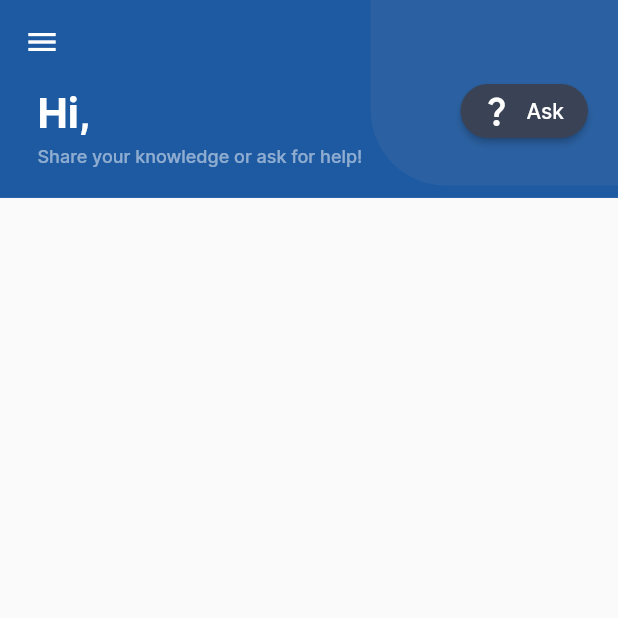
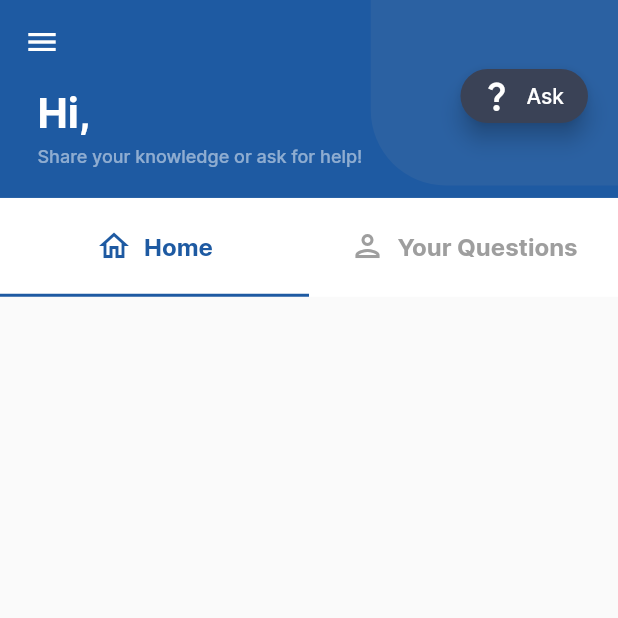
Before and after one commit to clarencekwl/scse-knowledge-hub, a Flutter app: the HomePage screen opened directly, in the side drawer, after a tap on "Ask", on a phone screen of 412 x 824 dp, the top half of it. Run offline on Flutter 3.47's test engine with Material 2 defaults, Android fonts, the phone set to English and light mode, and no system bars; our stand-ins replace cached_network_image, cloud_firestore, firebase_auth, firebase_core, flutter_spinkit, image_picker and 2 more; missing offline and left inert: cached_memory_image, image_painter; accounts and stored records are empty.

Commit message:
:sparkles: [Question] homepage tab bar

```diff
--- a/scse_knowledge_hub_app/lib/pages/home_page.dart
+++ b/scse_knowledge_hub_app/lib/pages/home_page.dart
@@ -18,15 +18,18 @@ class HomePage extends StatefulWidget {
   State<HomePage> createState() => _HomePageState();
 }
 
-class _HomePageState extends State<HomePage> {
+class _HomePageState extends State<HomePage>
+    with SingleTickerProviderStateMixin {
   late QuestionProvider _questionProvider;
   late UserProvider _userProvider;
   ScrollController _scrollController = ScrollController();
+  late TabController _tabController;
   late String _welcomeText = "";
   late String _titleText = "";
   late bool _currentSliverAppBarExpandedStatus;
   bool _isSliverAppBarExpanded = false;
   bool _isLoading = false;
+  int _currentTab = 0;
 
   @override
   void initState() {
@@ -43,6 +46,8 @@ class _HomePageState extends State<HomePage> {
       _isLoading = false;
       setState(() {});
     });
+    _tabController = TabController(length: 2, vsync: this);
+    _tabController.addListener(_handleTabSelection);
     _scrollController = ScrollController()
       ..addListener(() {
         _currentSliverAppBarExpandedStatus = _isSliverAppBarExpanded;
@@ -91,7 +96,7 @@ class _HomePageState extends State<HomePage> {
                       flexibleSpace: FlexibleSpaceBar(
                         centerTitle: false,
                         titlePadding: _isSliverAppBarExpanded
-                              ? EdgeInsets.only(top: 10, bottom: 10, left: 50)
+                            ? EdgeInsets.only(top: 10, bottom: 15, left: 50)
                             : EdgeInsets.only(bottom: 20, left: 25),
                         title: Column(
                           mainAxisAlignment: MainAxisAlignment.end,
@@ -107,6 +112,7 @@ class _HomePageState extends State<HomePage> {
                               textScaleFactor: 1,
                             ),
                             SizedBox(height: 2.5),
+                            if (false == _isSliverAppBarExpanded)
                               Text(
                                 "Share your knowledge or ask for help!",
                                 style: TextStyle(
@@ -127,24 +133,25 @@ class _HomePageState extends State<HomePage> {
                                 right: 0,
                                 child: Container(
                                   width: Styles.kScreenWidth(context) * 0.4,
-                                    height:
-                                        Styles.kScreenHeight(context) * 0.15,
+                                  height: Styles.kScreenHeight(context) * 0.15,
                                   decoration: BoxDecoration(
                                     color: Colors.grey.withOpacity(0.1),
                                     borderRadius: BorderRadius.only(
                                         bottomLeft: Radius.circular(50)),
                                   ),
                                 )),
+                            if (false == _isSliverAppBarExpanded)
                               Positioned(
-                                top: 50,
+                                top: 40,
                                 right: 20,
                                 child: ElevatedButton.icon(
                                     style: ElevatedButton.styleFrom(
+                                        elevation: 6,
                                         backgroundColor:
                                             Styles.primaryGreyColor,
                                         shape: RoundedRectangleBorder(
                                             borderRadius:
-                                                BorderRadius.circular(20))),
+                                                BorderRadius.circular(300))),
                                     onPressed: () async {
                                       Navigator.of(context).push(
                                           MaterialPageRoute(
@@ -156,30 +163,104 @@ class _HomePageState extends State<HomePage> {
                               ),
                           ],
                         ),
-                        )),
+                      ),
+                    ),
+
+                    // TabBar
+                    SliverPersistentHeader(
+                      pinned: true,
+                      delegate: CustomSliverAppBarDelegate(
+                        tabBar: TabBar(
+                          labelStyle: TextStyle(
+                            color: Styles.primaryBlueColor,
+                            fontWeight: FontWeight.bold,
+                            fontSize: 16,
+                          ),
+                          labelColor: Styles.primaryBlueColor,
+                          unselectedLabelColor: Colors.grey,
+                          indicatorColor: Styles.primaryBlueColor,
+                          controller: _tabController,
+                          tabs: const [
+                            Tab(
+                              icon: Icon(Icons.person,
+                                  color: Colors.transparent, size: 0),
+                              iconMargin: EdgeInsets.all(0),
+                              child: Row(
+                                mainAxisSize: MainAxisSize.min,
+                                children: [
+                                  Icon(Icons.home_outlined),
+                                  SizedBox(width: 8),
+                                  Text('Home'),
+                                ],
+                              ),
+                            ),
+                            Tab(
+                              icon: Icon(Icons.person,
+                                  color: Colors.transparent, size: 0),
+                              iconMargin: EdgeInsets.all(0),
+                              child: Row(
+                                mainAxisSize: MainAxisSize.min,
+                                children: [
+                                  Icon(Icons.person_outlined),
+                                  SizedBox(width: 8),
+                                  Text('Your Questions'),
+                                ],
+                              ),
+                            ),
+                          ],
+                        ),
+                      ),
+                    ),
                     SliverList(
-                      delegate: SliverChildBuilderDelegate(
+                        delegate: _currentTab == 0
+                            ? SliverChildBuilderDelegate(
                                 (BuildContext context, int index) {
                                   return Padding(
                                       padding: const EdgeInsets.all(10),
                                       child: QuestionCard(
-                              question:
-                                  _questionProvider.listOfQuestions[index],
+                                        question: _questionProvider
+                                            .listOfQuestions[index],
                                         onTap: () {
                                           {
-                                  log("card tap!!");
-                                  Navigator.of(context).push(MaterialPageRoute(
-                                      builder: (context) => QuestionDetailsPage(
-                                          question: _questionProvider
-                                              .listOfQuestions[index])));
+                                            Navigator.of(context).push(
+                                                MaterialPageRoute(
+                                                    builder: (context) =>
+                                                        QuestionDetailsPage(
+                                                            question:
+                                                                _questionProvider
+                                                                        .listOfQuestions[
+                                                                    index])));
                                           }
                                         },
-                            ),
-                          );
+                                      ));
                                 },
-                        childCount: _questionProvider.listOfQuestions.length,
-                      ),
-                    ),
+                                childCount:
+                                    _questionProvider.listOfQuestions.length,
+                              )
+                            : SliverChildBuilderDelegate(
+                                (BuildContext context, int index) {
+                                  return Padding(
+                                      padding: const EdgeInsets.all(10),
+                                      child: QuestionCard(
+                                        question: _questionProvider
+                                            .listOfUserQuestions[index],
+                                        onTap: () {
+                                          {
+                                            Navigator.of(context).push(
+                                                MaterialPageRoute(
+                                                    builder: (context) =>
+                                                        QuestionDetailsPage(
+                                                            question:
+                                                                _questionProvider
+                                                                        .listOfUserQuestions[
+                                                                    index])));
+                                          }
+                                        },
+                                      ));
+                                },
+                                childCount: _questionProvider
+                                    .listOfUserQuestions.length,
+                              )),
                   ],
                 ),
               ),
@@ -201,4 +282,42 @@ class _HomePageState extends State<HomePage> {
       ),
     );
   }
+
+  void _handleTabSelection() {
+    _currentTab = _tabController.index;
+    log("current tab: $_currentTab");
+    if (_currentTab == 1 && _questionProvider.listOfUserQuestions.isEmpty) {
+      _isLoading = true;
+      setState(() {});
+      _questionProvider.getUserQuestions(_userProvider.user!.id);
+      _isLoading = false;
+      log("length of list: ${_questionProvider.listOfUserQuestions.length}");
     }
+    _scrollController.animateTo(0,
+        duration: Duration(milliseconds: 300), curve: Curves.easeInOut);
+    setState(() {});
+  }
+}
+
+class CustomSliverAppBarDelegate extends SliverPersistentHeaderDelegate {
+  final Widget tabBar;
+
+  CustomSliverAppBarDelegate({required this.tabBar});
+
+  @override
+  Widget build(
+      BuildContext context, double shrinkOffset, bool overlapsContent) {
+    return Align(child: Container(color: Colors.white, child: tabBar));
+  }
+
+  @override
+  double get maxExtent => kToolbarHeight + 10;
+
+  @override
+  double get minExtent => kToolbarHeight + 10;
+
+  @override
+  bool shouldRebuild(covariant SliverPersistentHeaderDelegate oldDelegate) {
+    return false;
+  }
+}
--- a/scse_knowledge_hub_app/lib/providers/question_provider.dart
+++ b/scse_knowledge_hub_app/lib/providers/question_provider.dart
@@ -18,6 +18,12 @@ class QuestionProvider extends ChangeNotifier {
     _listOfQuestions = listOfQuestions;
   }
 
+  List<Question> _listOfUserQuestions = [];
+  List<Question> get listOfUserQuestions => _listOfUserQuestions;
+  set listOfUserQuestions(List<Question> listOfUserQuestions) {
+    _listOfUserQuestions = listOfUserQuestions;
+  }
+
   Future<void> getQuestions() async {
     startLoading();
     ListOfQuestionReponse? res = await QuestionAPI.getQuestionsFromDB();
@@ -32,6 +38,18 @@ class QuestionProvider extends ChangeNotifier {
       }
       if (_listOfQuestions[i].replies == null) {
         _listOfQuestions[i].replies = math.Random().nextInt(100);
+      }
+    }
+    stopLoading();
+  }
+
+  void getUserQuestions(String userId) {
+    startLoading();
+    log("user id is: $userId");
+    for (int i = 0; i < _listOfQuestions.length; i++) {
+      log("question's user id is: ${_listOfQuestions[i].userId}");
+      if (userId == _listOfQuestions[i].userId) {
+        _listOfUserQuestions.add(_listOfQuestions[i]);
       }
     }
     stopLoading();
@@ -115,23 +133,23 @@ class QuestionProvider extends ChangeNotifier {
   //   }
   // }
 
-  final List<String> _tempListOfNames = [
-    'Clarence Kway',
-    'Ernest Tan',
-    'Pang Cheng Feng',
-    'Bhone Myat Gon',
-    'Teo Han Hua',
-    'Xie Zijian'
-  ];
+  // final List<String> _tempListOfNames = [
+  //   'Clarence Kway',
+  //   'Ernest Tan',
+  //   'Pang Cheng Feng',
+  //   'Bhone Myat Gon',
+  //   'Teo Han Hua',
+  //   'Xie Zijian'
+  // ];
 
-  final List<String> _tempListOfTitles = [
-    'CZ2006 Lab 3 documentation',
-    'MDP Android Bluetooth',
-    'Database system principles',
-    'Discrete Math propositional logic',
-    "CZ4031 don't understand what prof is teaching",
-    'Help me find the bug in my code!'
-  ];
+  // final List<String> _tempListOfTitles = [
+  //   'CZ2006 Lab 3 documentation',
+  //   'MDP Android Bluetooth',
+  //   'Database system principles',
+  //   'Discrete Math propositional logic',
+  //   "CZ4031 don't understand what prof is teaching",
+  //   'Help me find the bug in my code!'
+  // ];
 
   bool _isLoading = false;
   bool get isLoading => _isLoading;
--- a/scse_knowledge_hub_app/lib/widget/nav_bar_widget.dart
+++ b/scse_knowledge_hub_app/lib/widget/nav_bar_widget.dart
@@ -15,7 +15,7 @@ class NavBar extends StatelessWidget {
         borderRadius: BorderRadius.only(
             topRight: Radius.circular(30), bottomRight: Radius.circular(30)),
       ),
-      width: Styles.kScreenWidth(context) * 0.7,
+      width: Styles.kScreenWidth(context) * 0.8,
       backgroundColor: Styles.primaryGreyColor,
       child: ListView(
         // Remove padding
@@ -42,7 +42,7 @@ class NavBar extends StatelessWidget {
             decoration: BoxDecoration(
                 color: Colors.grey.withOpacity(0.1),
                 borderRadius:
-                    BorderRadius.only(bottomRight: Radius.circular(50))),
+                    BorderRadius.only(bottomRight: Radius.circular(20))),
           ),
           drawerList(
             Icons.home,
```
Lines whose indentation alone changed are shown as unchanged.
